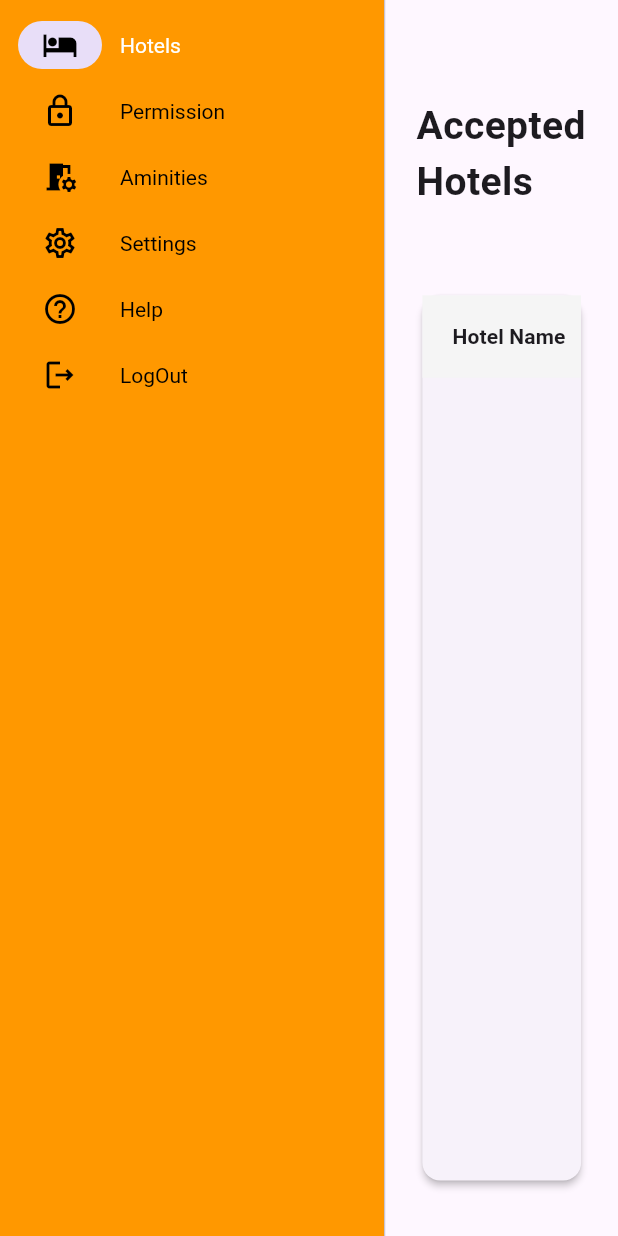
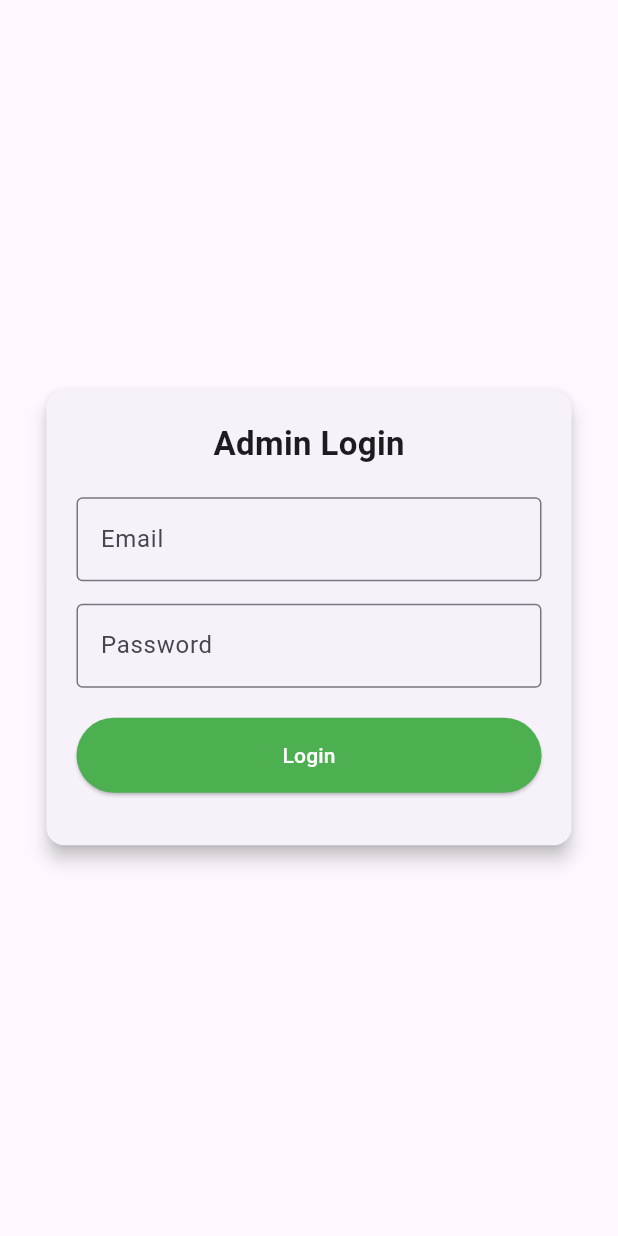
Before and after one commit to Akshayranil/cocoon_adminside, a Flutter app: the screen it shows after launch, on a phone screen of 412 x 824 dp. Run offline on Flutter 3.47's test engine with Material 3 defaults, Android fonts, the phone set to English and light mode, and no system bars; our stand-ins replace bloc, cloud_firestore, firebase_core, flutter_bloc, shared_preferences; accounts and stored records are empty.

Commit message:
login security added

```diff
--- /dev/null
+++ b/lib/features/auth/data/repository/data_implementation.dart
@@ -0,0 +1,34 @@
+import 'package:cocoon_admin/features/auth/data/datasource/auth_datasource.dart';
+import 'package:cocoon_admin/features/auth/domain/repository/auth_repository.dart';
+
+class AuthRepositoryImpl implements AuthRepository {
+  final AuthLocalDataSource local;
+
+  AuthRepositoryImpl(this.local);
+
+  @override
+  @override
+Future<void> login(String email, String password) async {
+  final cleanEmail = email.trim().toLowerCase();
+  final cleanPassword = password.trim();
+
+  print("Email: '$cleanEmail'");
+  print("Password: '$cleanPassword'");
+
+  if (cleanEmail == "admin@gmail.com" && cleanPassword == "1234") {
+    await local.saveLogin();
+  } else {
+    throw Exception("Invalid credentials");
+  }
+}
+
+  @override
+  Future<void> logout() {
+    return local.logout();
+  }
+
+  @override
+  Future<bool> isLoggedIn() {
+    return local.isLoggedIn();
+  }
+}
--- /dev/null
+++ b/lib/features/auth/domain/repository/auth_repository.dart
@@ -0,0 +1,5 @@
+abstract class AuthRepository {
+  Future<void> login(String email, String password);
+  Future<void> logout();
+  Future<bool> isLoggedIn();
+}
--- /dev/null
+++ b/lib/features/auth/domain/usecase/auth_usecase.dart
@@ -0,0 +1,28 @@
+import 'package:cocoon_admin/features/auth/domain/repository/auth_repository.dart';
+
+class LoginUseCase {
+  final AuthRepository repo;
+  LoginUseCase(this.repo);
+
+  Future<void> call(String email, String password) {
+    return repo.login(email, password);
+  }
+}
+
+class LogoutUseCase {
+  final AuthRepository repo;
+  LogoutUseCase(this.repo);
+
+  Future<void> call() {
+    return repo.logout();
+  }
+}
+
+class CheckLoginUseCase {
+  final AuthRepository repo;
+  CheckLoginUseCase(this.repo);
+
+  Future<bool> call() {
+    return repo.isLoggedIn();
+  }
+}
--- /dev/null
+++ b/lib/features/auth/presentation/bloc/bloc/auth_bloc.dart
@@ -0,0 +1,37 @@
+import 'package:cocoon_admin/features/auth/domain/usecase/auth_usecase.dart';
+import 'package:cocoon_admin/features/auth/presentation/bloc/bloc/auth_event.dart';
+import 'package:cocoon_admin/features/auth/presentation/bloc/bloc/auth_state.dart';
+import 'package:flutter_bloc/flutter_bloc.dart';
+
+class AuthBloc extends Bloc<AuthEvent, AuthState> {
+  final LoginUseCase login;
+  final LogoutUseCase logout;
+  final CheckLoginUseCase check;
+
+  AuthBloc(this.login, this.logout, this.check) : super(AuthInitial()) {
+
+    on<LoginEvent>((event, emit) async {
+      emit(AuthLoading());
+      try {
+        await login(event.email, event.password);
+        emit(AuthLoggedIn());
+      } catch (e) {
+        emit(AuthError(e.toString()));
+      }
+    });
+
+    on<LogoutEvent>((event, emit) async {
+      await logout();
+      emit(AuthLoggedOut());
+    });
+
+    on<CheckAuthEvent>((event, emit) async {
+      final isLogged = await check();
+      if (isLogged) {
+        emit(AuthLoggedIn());
+      } else {
+        emit(AuthLoggedOut());
+      }
+    });
+  }
+}
--- /dev/null
+++ b/lib/features/auth/presentation/bloc/bloc/auth_event.dart
@@ -0,0 +1,12 @@
+abstract class AuthEvent {}
+
+class LoginEvent extends AuthEvent {
+  final String email;
+  final String password;
+
+  LoginEvent(this.email, this.password);
+}
+
+class LogoutEvent extends AuthEvent {}
+
+class CheckAuthEvent extends AuthEvent {}
--- /dev/null
+++ b/lib/features/auth/presentation/bloc/bloc/auth_state.dart
@@ -0,0 +1,14 @@
+abstract class AuthState {}
+
+class AuthInitial extends AuthState {}
+
+class AuthLoading extends AuthState {}
+
+class AuthLoggedIn extends AuthState {}
+
+class AuthLoggedOut extends AuthState {}
+
+class AuthError extends AuthState {
+  final String message;
+  AuthError(this.message);
+}
--- /dev/null
+++ b/lib/features/auth/presentation/ui/login_screen.dart
@@ -0,0 +1,104 @@
+import 'package:cocoon_admin/features/auth/presentation/bloc/bloc/auth_bloc.dart';
+import 'package:cocoon_admin/features/auth/presentation/bloc/bloc/auth_event.dart';
+import 'package:cocoon_admin/features/auth/presentation/bloc/bloc/auth_state.dart';
+import 'package:cocoon_admin/features/navigation/presentation/pages/main_page.dart';
+import 'package:cocoon_admin/features/permission/presentation/ui/permission_main/screen_permission.dart';
+import 'package:flutter/material.dart';
+import 'package:flutter_bloc/flutter_bloc.dart';
+
+class LoginScreen extends StatelessWidget {
+  LoginScreen({super.key});
+
+  final emailController = TextEditingController();
+  final passwordController = TextEditingController();
+
+  @override
+Widget build(BuildContext context) {
+  return Scaffold(
+    body: BlocConsumer<AuthBloc, AuthState>(
+      listener: (context, state) {
+        if (state is AuthLoggedIn) {
+          Navigator.pushReplacement(
+            context,
+            MaterialPageRoute(
+              builder: (_) => const MainPage(),
+            ),
+          );
+        }
+      },
+      builder: (context, state) {
+        return Center(
+          child: Card(
+            elevation: 5,
+            child: Container(
+              width: 350,
+              padding: const EdgeInsets.all(20),
+              child: Column(
+                mainAxisSize: MainAxisSize.min,
+                children: [
+
+                  const Text(
+                    "Admin Login",
+                    style: TextStyle(
+                        fontSize: 22, fontWeight: FontWeight.bold),
+                  ),
+
+                  const SizedBox(height: 20),
+
+                  TextField(
+                    controller: emailController,
+                    decoration: const InputDecoration(
+                      labelText: "Email",
+                      border: OutlineInputBorder(),
+                    ),
+                  ),
+
+                  const SizedBox(height: 15),
+
+                  TextField(
+                    controller: passwordController,
+                    obscureText: true,
+                    decoration: const InputDecoration(
+                      labelText: "Password",
+                      border: OutlineInputBorder(),
+                    ),
+                  ),
+
+                  const SizedBox(height: 20),
+
+                  ElevatedButton(
+                    style: ElevatedButton.styleFrom(
+                      backgroundColor: Colors.green,
+                      minimumSize: Size(350, 50)
+                    ),
+                    onPressed: () {
+                      context.read<AuthBloc>().add(
+                        LoginEvent(
+                          emailController.text.trim(),
+                          passwordController.text.trim(),
+                        ),
+                      );
+                    },
+                    child: const Text("Login",style: TextStyle(color: Colors.white),),
+                  ),
+
+                  const SizedBox(height: 15),
+
+                  if (state is AuthLoading)
+                    const CircularProgressIndicator(),
+
+                  if (state is AuthError)
+                    const Text(
+                      "Incorrect email or password",
+                      style: TextStyle(color: Colors.red),
+                    ),
+                ],
+              ),
+            ),
+          ),
+        );
+      },
+    ),
+  );
+}
+}
--- a/lib/features/logout/presentation/ui/screen_logout.dart
+++ b/lib/features/logout/presentation/ui/screen_logout.dart
@@ -1,12 +1,12 @@
-import 'package:flutter/material.dart';
+// import 'package:flutter/material.dart';
 
-class LogoutScreen extends StatelessWidget {
-  const LogoutScreen({super.key});
+// class LogoutScreen extends StatelessWidget {
+//   const LogoutScreen({super.key});
 
-  @override
-  Widget build(BuildContext context) {
-    return Scaffold(
-      body: Center(child: Text('Logout Screen'),),
-    );
-  }
-}
+//   @override
+//   Widget build(BuildContext context) {
+//     return Scaffold(
+//       body: Center(child: Text('Logout Screen'),),
+//     );
+//   }
+// }
--- a/lib/main.dart
+++ b/lib/main.dart
@@ -3,6 +3,12 @@ import 'package:cocoon_admin/features/aminities/data/datasource/aminities_data_s
 import 'package:cocoon_admin/features/aminities/data/repository/aminity_repository_implementation.dart';
 import 'package:cocoon_admin/features/aminities/domain/usecase/aminities_use_case.dart';
 import 'package:cocoon_admin/features/aminities/presentation/bloc/aminities/aminities_bloc.dart';
+import 'package:cocoon_admin/features/auth/data/datasource/auth_datasource.dart';
+import 'package:cocoon_admin/features/auth/data/repository/data_implementation.dart';
+import 'package:cocoon_admin/features/auth/domain/usecase/auth_usecase.dart';
+import 'package:cocoon_admin/features/auth/presentation/bloc/bloc/auth_bloc.dart';
+import 'package:cocoon_admin/features/auth/presentation/bloc/bloc/auth_event.dart';
+import 'package:cocoon_admin/features/auth/presentation/ui/login_screen.dart';
 import 'package:cocoon_admin/features/hotels/data/datasource/accepted_hotel_datasource.dart';
 import 'package:cocoon_admin/features/hotels/data/repository/accepted_repository_implementation.dart';
 import 'package:cocoon_admin/features/hotels/domain/usecase/accepted_hotel_usecase.dart';
@@ -45,6 +51,10 @@ void main() async {
     acceptedhoteldatasource,
   );
   final acceptedhotelusecase = AcceptedHotelUsecase(acceptedhotelrepository);
+
+  //auth
+  final local = AuthLocalDataSource();
+    final repo = AuthRepositoryImpl(local);
   runApp(
     MultiBlocProvider(
       providers: [
@@ -61,7 +71,9 @@ void main() async {
             deleteAminityUsecase,
           ),
         ),
-        BlocProvider(create: (_)=>AcceptedHotelBloc(acceptedhotelusecase)..add(LoadAcceptedHotels()))
+        BlocProvider(create: (_)=>AcceptedHotelBloc(acceptedhotelusecase)..add(LoadAcceptedHotels())),
+
+        BlocProvider(create: (_)=> AuthBloc(LoginUseCase(repo), LogoutUseCase(repo), CheckLoginUseCase(repo),)..add(CheckAuthEvent()))
       ],
       child: MyApp(),
     ),
@@ -73,6 +85,6 @@ class MyApp extends StatelessWidget {
 
   @override
   Widget build(BuildContext context) {
-    return MaterialApp(debugShowCheckedModeBanner: false, home: MainPage());
+    return MaterialApp(debugShowCheckedModeBanner: false, home: LoginScreen());
   }
 }
--- a/pubspec.yaml
+++ b/pubspec.yaml
@@ -38,6 +38,7 @@ dependencies:
   cloud_firestore: ^5.6.11
   firebase_core: ^3.15.2
   intl: ^0.19.0
+  shared_preferences: ^2.5.3
 dev_dependencies:
   flutter_test:
     sdk: flutter
```
Also changed, not shown: lib/features/auth/data/datasource/auth_datasource.dart (added, +22 -0 lines), lib/features/auth/presentation/ui/dialog_popup.dart (added, +57 -0 lines), lib/features/auth/presentation/ui/logout_screen.dart (added, +87 -0 lines), lib/features/navigation/presentation/pages/main_page.dart (+20 -6 lines), lib/features/navigation/presentation/pages/responsive_ui.dart (added, +42 -0 lines), lib/features/navigation/presentation/widgets/navigation_rail.dart (+12 -2 lines), lib/features/permission/data/model/permission_model.dart (+15 -8 lines), pubspec.lock, 3 other files.
